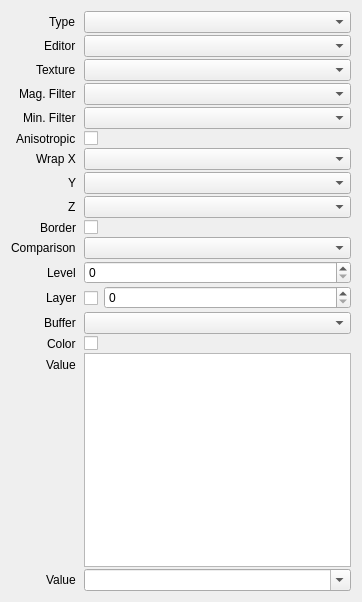
Before: the Qt Designer form src/session/BindingProperties.ui in houmain/gpupad, drawn with Qt 5.
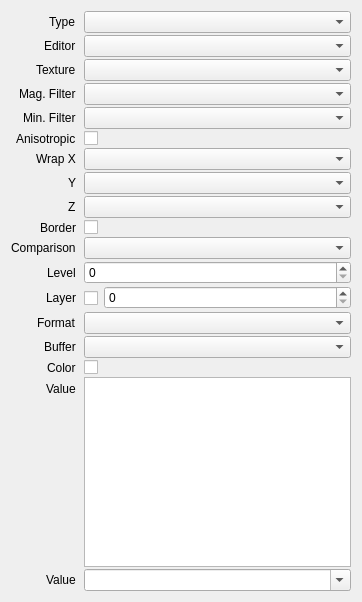
After: the same form once the commit is applied. Custom widgets are drawn as their Qt base class.

Commit message: Texture buffers and image binding format

```diff
--- a/src/session/BindingProperties.ui
+++ b/src/session/BindingProperties.ui
@@ -210,33 +210,43 @@
       </widget>
      </item>
      <item row="13" column="0">
+      <widget class="QLabel" name="labelImageFormat">
+       <property name="text">
+        <string>Format</string>
+       </property>
+      </widget>
+     </item>
+     <item row="13" column="1">
+      <widget class="DataComboBox" name="imageFormat"/>
+     </item>
+     <item row="14" column="0">
       <widget class="QLabel" name="labelBuffer">
        <property name="text">
         <string>Buffer</string>
        </property>
       </widget>
      </item>
-     <item row="13" column="1">
+     <item row="14" column="1">
       <widget class="ReferenceComboBox" name="buffer"/>
      </item>
-     <item row="14" column="0">
+     <item row="15" column="0">
       <widget class="QLabel" name="labelColor">
        <property name="text">
         <string>Color</string>
        </property>
       </widget>
      </item>
-     <item row="14" column="1">
+     <item row="15" column="1">
       <widget class="ColorPicker" name="color"/>
      </item>
-     <item row="15" column="0">
+     <item row="16" column="0">
       <widget class="QLabel" name="labelExpressions">
        <property name="text">
         <string>Value</string>
        </property>
       </widget>
      </item>
-     <item row="15" column="1">
+     <item row="16" column="1">
       <widget class="ExpressionMatrix" name="expressions">
        <property name="verticalScrollBarPolicy">
         <enum>Qt::ScrollBarAlwaysOff</enum>
@@ -273,14 +283,14 @@
        </attribute>
       </widget>
      </item>
-     <item row="16" column="0">
+     <item row="17" column="0">
       <widget class="QLabel" name="labelSubroutine">
        <property name="text">
         <string>Value</string>
        </property>
       </widget>
      </item>
-     <item row="16" column="1">
+     <item row="17" column="1">
       <widget class="QComboBox" name="subroutine">
        <property name="editable">
         <bool>true</bool>
```
The commit also changes 18 other files.
